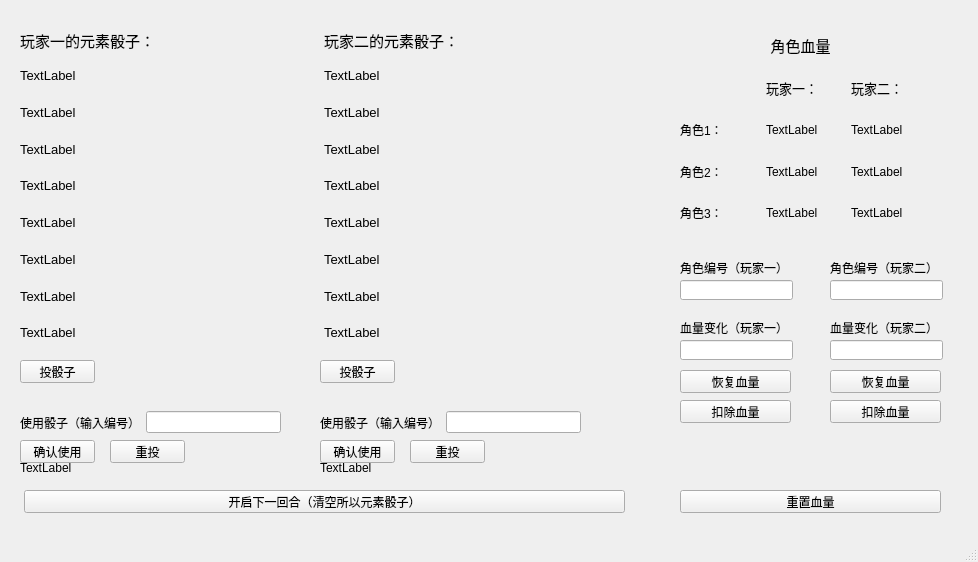
Above: mainwindow.ui from ElainaChan-OvO/Genius-Invokation-TCG_Dice before the change. Below: the same form after it.
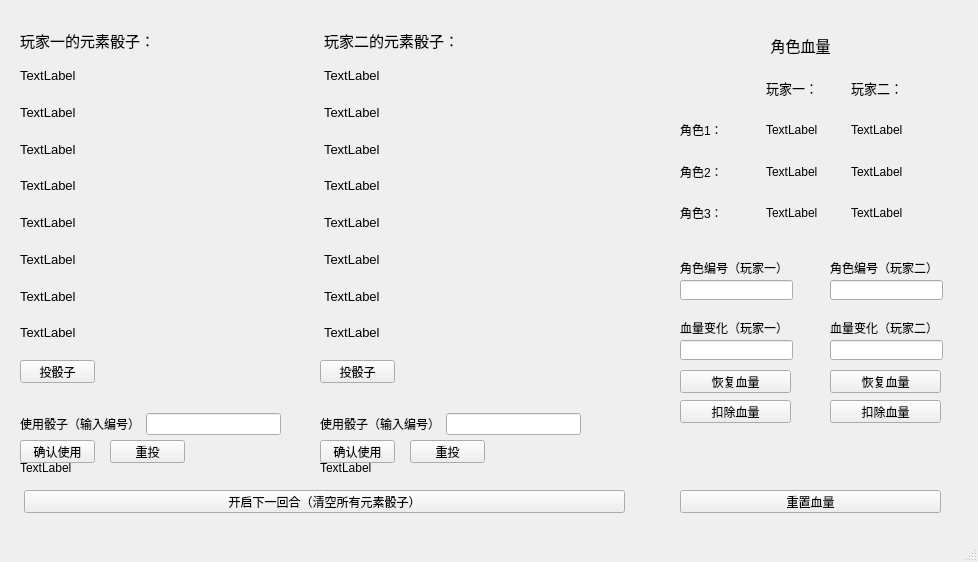
That is the form after the change.

```diff
--- a/mainwindow.ui
+++ b/mainwindow.ui
@@ -32,7 +32,7 @@
       <x>320</x>
       <y>410</y>
       <width>261</width>
-      <height>25</height>
+      <height>28</height>
      </rect>
     </property>
     <layout class="QHBoxLayout" name="horizontalLayout_4">
@@ -74,7 +74,7 @@
      </font>
     </property>
     <property name="text">
-     <string>开启下一回合（清空所以元素骰子）</string>
+     <string>开启下一回合（清空所有元素骰子）</string>
     </property>
    </widget>
    <widget class="QWidget" name="layoutWidget">
@@ -83,7 +83,7 @@
       <x>20</x>
       <y>410</y>
       <width>261</width>
-      <height>25</height>
+      <height>28</height>
      </rect>
     </property>
     <layout class="QHBoxLayout" name="horizontalLayout_3">
```
Left out of the diff: 2 changed lines with no effect on the pictures.
